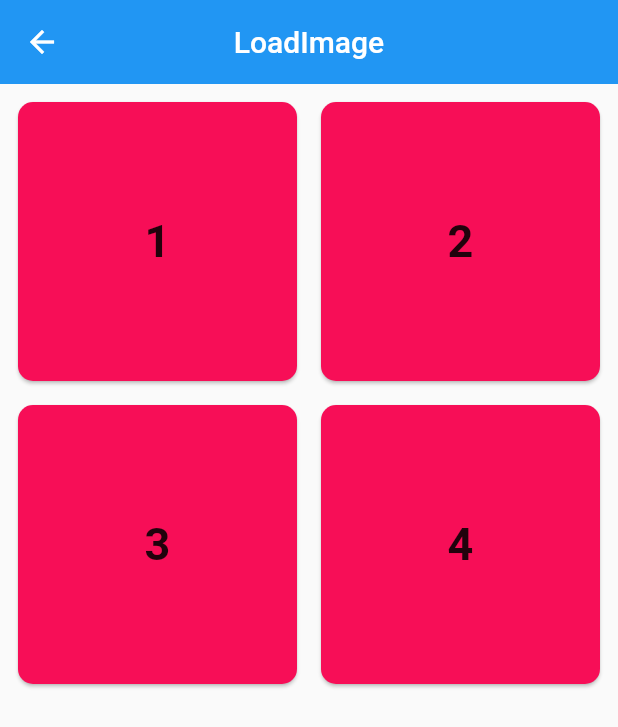
After one commit to aditi002/flutter-lab-classworks, a Flutter app: the screen it shows after launch, after a tap on "Grid View", on a phone screen of 412 x 824 dp. The commit adds this screen. Shown: the top 727 px of the screen. Run offline on Flutter 3.47's test engine with Material 2 defaults, Android fonts, the phone set to English and light mode, and no system bars.

Commit message:
final commit

```diff
--- a/lib/app.dart
+++ b/lib/app.dart
@@ -1,12 +1,17 @@
 import 'package:flutter/material.dart';
 import 'package:flutter_lab/view/area_view.dart';
 import 'package:flutter_lab/view/arithmetic_view.dart';
+import 'package:flutter_lab/view/card_view.dart';
 import 'package:flutter_lab/view/column_view.dart';
 import 'package:flutter_lab/view/container_view.dart';
+import 'package:flutter_lab/view/grid_view.dart';
 import 'package:flutter_lab/view/loadimage_view.dart';
+import 'package:flutter_lab/view/media_query_view.dart';
 import 'package:flutter_lab/view/name_view.dart';
 import 'package:flutter_lab/view/number_view.dart';
 import 'package:flutter_lab/view/output_view.dart';
+import 'package:flutter_lab/view/picture_view.dart';
+import 'package:flutter_lab/view/row_Column_view.dart';
 import 'package:flutter_lab/view/ui_view.dart';
 import 'package:flutter_lab/view/uidetails_view.dart';
 
@@ -36,8 +41,13 @@ class App extends StatelessWidget {
         '/loadimageRoute': (context) => const loadImageView(),
         '/uiRoute':(context) => const ui_view(),
         '/detailRoute':(context) => const Detail_view(),
+        '/mediaqueryRoute': (context) => const MediaQuery_view(),
+        '/rowcolumnRoute':(context) => const RowColumn_view(),
+        '/pictureRoute':(context) => const Picture_view(),
+        '/cardviewRoute' : (context) => const card_view(),
+        '/gridviewRoute' :  (context) => const grid_view(),
 
-      },
+      }
     );
   }
 }
--- a/lib/view/dashboard.dart
+++ b/lib/view/dashboard.dart
@@ -11,11 +11,55 @@ class Dashboard extends StatelessWidget {
         centerTitle: true,
         elevation: 0,
       ),
-      body: Padding(
+      body: SingleChildScrollView(
+        child: Padding(
           padding: const EdgeInsets.all(8.0),
           child: Column(
             crossAxisAlignment: CrossAxisAlignment.stretch,
             children: [
+              //grid view
+              const SizedBox(height: 8),
+              ElevatedButton(
+                onPressed: () {
+
+                Navigator.pushNamed(context, '/gridviewRoute');
+                },
+                child: const Text('Grid View'),
+              ),
+              //card view
+              const SizedBox(height: 8),
+              ElevatedButton(
+                onPressed: () {
+
+                Navigator.pushNamed(context, '/cardviewRoute');
+                },
+                child: const Text('Card View'),
+              ),
+              //picture view
+              const SizedBox(height: 8),
+              ElevatedButton(
+                onPressed: () {
+
+                Navigator.pushNamed(context, '/pictureRoute');
+                },
+                child: const Text('Picture View'),
+              ),
+              const SizedBox(height: 8),
+              ElevatedButton(
+                onPressed: () {
+
+                Navigator.pushNamed(context, '/rowcolumnRoute');
+                },
+                child: const Text('Row and Column'),
+              ),
+              const SizedBox(height: 8),
+              ElevatedButton(
+                onPressed: () {
+
+                Navigator.pushNamed(context, '/mediaqueryRoute');
+                },
+                child: const Text('Media Query'),
+              ),
               //ui
               const SizedBox(height: 8),
               ElevatedButton(
@@ -111,6 +155,7 @@ class Dashboard extends StatelessWidget {
             ],
           ),
         ),
+      ),
     );
   }
 }
--- /dev/null
+++ b/lib/view/grid_view.dart
@@ -0,0 +1,97 @@
+import 'package:flutter/material.dart';
+
+class grid_view extends StatelessWidget {
+  const grid_view({super.key});
+
+  @override
+  Widget build(BuildContext context) {
+    return Scaffold(
+      appBar: AppBar(
+        title: const Text('LoadImage'),
+        centerTitle: true,
+        elevation: 0,
+      ),
+      body: GridView.count(
+        padding: const EdgeInsets.all(8),
+        crossAxisSpacing: 8,
+        mainAxisSpacing: 8,
+        crossAxisCount: 2,
+        children: [
+
+          SizedBox(
+      height: 200,
+      width: double.infinity,
+      child: Card(
+        color: const Color.fromARGB(255, 247, 14, 87),
+        shape: RoundedRectangleBorder(
+          borderRadius: BorderRadius.circular(10)
+        ),
+        child: const Center(
+          child: Text(
+            "1",
+            style: TextStyle(
+              fontSize: 30,
+              fontWeight: FontWeight.bold,
+            ),),
+        ),
+      )
+    ),
+    SizedBox(
+      height: 200,
+      width: double.infinity,
+      child: Card(
+        color: const Color.fromARGB(255, 247, 14, 87),
+        shape: RoundedRectangleBorder(
+          borderRadius: BorderRadius.circular(10)
+        ),
+        child: const Center(
+          child: Text(
+            "2",
+            style: TextStyle(
+              fontSize: 30,
+              fontWeight: FontWeight.bold,
+            ),),
+        ),
+      )
+    ),
+    SizedBox(
+      height: 200,
+      width: double.infinity,
+      child: Card(
+        color: const Color.fromARGB(255, 247, 14, 87),
+        shape: RoundedRectangleBorder(
+          borderRadius: BorderRadius.circular(10)
+        ),
+        child: const Center(
+          child: Text(
+            "3",
+            style: TextStyle(
+              fontSize: 30,
+              fontWeight: FontWeight.bold,
+            ),),
+        ),
+      )
+    ),
+    SizedBox(
+      height: 200,
+      width: double.infinity,
+      child: Card(
+        color: const Color.fromARGB(255, 247, 14, 87),
+        shape: RoundedRectangleBorder(
+          borderRadius: BorderRadius.circular(10)
+        ),
+        child: const Center(
+          child: Text(
+            "4",
+            style: TextStyle(
+              fontSize: 30,
+              fontWeight: FontWeight.bold,
+            ),),
+        ),
+      )
+    ),
+        ],
+      )
+    );
+  }
+}
```
Also changed, not shown: lib/common/show_my_message.dart (added, +17 -0 lines), lib/view/arithmetic_view.dart (+16 -16 lines), lib/view/card_view.dart (added, +44 -0 lines), lib/view/media_query_view.dart (added, +65 -0 lines), lib/view/picture_view.dart (added, +124 -0 lines), lib/view/row_Column_view.dart (added, +108 -0 lines), assets/images/elephant.jpg (added), assets/images/lion.jpg (added), assets/images/sparrow.jpg (added). Lines whose indentation alone changed are shown as unchanged.
